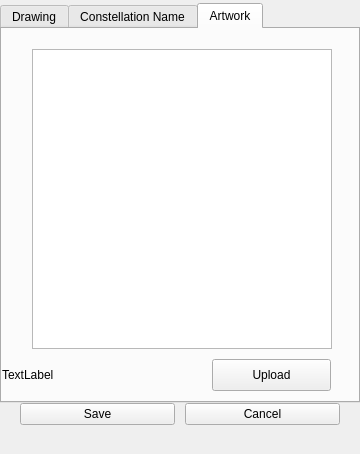
Before: the Qt Designer form plugins/SkyCultureMaker/src/gui/scmConstellationDialog.ui in Integer-Ctrl/stellarium, drawn with Qt 5.
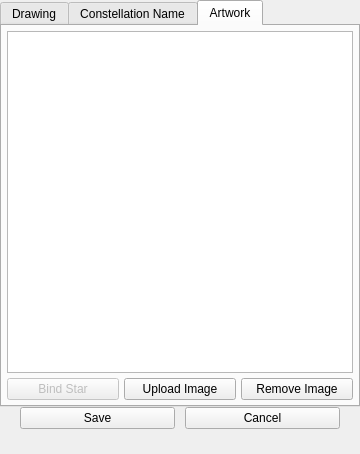
After: the same form once the commit is applied. The open tabs and pages were chosen to show the change. Custom widgets are drawn as their Qt base class.

```diff
--- a/plugins/SkyCultureMaker/src/gui/scmConstellationDialog.ui
+++ b/plugins/SkyCultureMaker/src/gui/scmConstellationDialog.ui
@@ -48,40 +48,10 @@
      </property>
     </widget>
    </item>
-   <item alignment="Qt::AlignTop">
-    <widget class="QFrame" name="Content">
-     <property name="sizePolicy">
-      <sizepolicy hsizetype="Expanding" vsizetype="Expanding">
-       <horstretch>0</horstretch>
-       <verstretch>0</verstretch>
-      </sizepolicy>
-     </property>
-     <property name="frameShape">
-      <enum>QFrame::NoFrame</enum>
-     </property>
-     <layout class="QVBoxLayout" name="verticalLayout_3">
-      <property name="spacing">
-       <number>0</number>
-      </property>
-      <property name="leftMargin">
-       <number>0</number>
-      </property>
-      <property name="topMargin">
-       <number>0</number>
-      </property>
-      <property name="rightMargin">
-       <number>0</number>
-      </property>
-      <property name="bottomMargin">
-       <number>0</number>
-      </property>
       <item>
        <widget class="QTabWidget" name="tabs">
-        <property name="maximumSize">
-         <size>
-          <width>16777215</width>
-          <height>400</height>
-         </size>
+     <property name="autoFillBackground">
+      <bool>false</bool>
         </property>
         <property name="currentIndex">
          <number>1</number>
@@ -282,45 +252,136 @@
          <attribute name="title">
           <string>Artwork</string>
          </attribute>
-         <widget class="QGraphicsView" name="graphicsView">
-          <property name="geometry">
-           <rect>
-            <x>30</x>
-            <y>20</y>
-            <width>300</width>
-            <height>300</height>
-           </rect>
-          </property>
-         </widget>
-         <widget class="QLabel" name="imagePathLabel">
-          <property name="geometry">
-           <rect>
-            <x>0</x>
-            <y>330</y>
-            <width>351</width>
-            <height>31</height>
-           </rect>
-          </property>
+      <layout class="QVBoxLayout" name="verticalLayout_4">
+       <property name="spacing">
+        <number>5</number>
+       </property>
+       <property name="leftMargin">
+        <number>5</number>
+       </property>
+       <property name="topMargin">
+        <number>5</number>
+       </property>
+       <property name="rightMargin">
+        <number>5</number>
+       </property>
+       <property name="bottomMargin">
+        <number>5</number>
+       </property>
+       <item>
+        <widget class="QGraphicsView" name="artwork_image">
+         <property name="cursor" stdset="0">
+          <cursorShape>CrossCursor</cursorShape>
+         </property>
+         <property name="mouseTracking">
+          <bool>true</bool>
+         </property>
+         <property name="frameShape">
+          <enum>QFrame::Shape::StyledPanel</enum>
+         </property>
+         <property name="frameShadow">
+          <enum>QFrame::Shadow::Plain</enum>
+         </property>
+         <property name="verticalScrollBarPolicy">
+          <enum>Qt::ScrollBarPolicy::ScrollBarAlwaysOff</enum>
+         </property>
+         <property name="horizontalScrollBarPolicy">
+          <enum>Qt::ScrollBarPolicy::ScrollBarAlwaysOff</enum>
+         </property>
+         <property name="sizeAdjustPolicy">
+          <enum>QAbstractScrollArea::SizeAdjustPolicy::AdjustIgnored</enum>
+         </property>
+        </widget>
+       </item>
+       <item>
+        <layout class="QHBoxLayout" name="horizontalLayout" stretch="0,0,0">
+         <property name="sizeConstraint">
+          <enum>QLayout::SizeConstraint::SetDefaultConstraint</enum>
+         </property>
+         <property name="leftMargin">
+          <number>0</number>
+         </property>
+         <property name="topMargin">
+          <number>0</number>
+         </property>
+         <property name="rightMargin">
+          <number>0</number>
+         </property>
+         <property name="bottomMargin">
+          <number>0</number>
+         </property>
+         <item>
+          <widget class="QPushButton" name="bind_star">
+           <property name="enabled">
+            <bool>false</bool>
+           </property>
           <property name="text">
-           <string>TextLabel</string>
-          </property>
-         </widget>
-         <widget class="QPushButton" name="uploadBtn">
-          <property name="geometry">
-           <rect>
-            <x>210</x>
-            <y>330</y>
-            <width>119</width>
-            <height>32</height>
-           </rect>
-          </property>
+            <string>Bind Star</string>
+           </property>
+           <property name="checkable">
+            <bool>false</bool>
+           </property>
+           <property name="checked">
+            <bool>false</bool>
+           </property>
+           <property name="autoDefault">
+            <bool>false</bool>
+           </property>
+           <property name="default">
+            <bool>false</bool>
+           </property>
+           <property name="flat">
+            <bool>false</bool>
+           </property>
+          </widget>
+         </item>
+         <item>
+          <widget class="QPushButton" name="upload_image">
+           <property name="text">
+            <string>Upload Image</string>
+           </property>
+          </widget>
+         </item>
+         <item>
+          <widget class="QPushButton" name="remove_image">
           <property name="text">
-           <string>Upload</string>
-          </property>
-         </widget>
+            <string>Remove Image</string>
+           </property>
+          </widget>
+         </item>
+        </layout>
+       </item>
+      </layout>
         </widget>
        </widget>
       </item>
+   <item alignment="Qt::AlignmentFlag::AlignBottom">
+    <widget class="QFrame" name="Content">
+     <property name="sizePolicy">
+      <sizepolicy hsizetype="Expanding" vsizetype="Expanding">
+       <horstretch>0</horstretch>
+       <verstretch>0</verstretch>
+      </sizepolicy>
+     </property>
+     <property name="frameShape">
+      <enum>QFrame::Shape::NoFrame</enum>
+     </property>
+     <layout class="QVBoxLayout" name="verticalLayout_3">
+      <property name="spacing">
+       <number>0</number>
+      </property>
+      <property name="leftMargin">
+       <number>0</number>
+      </property>
+      <property name="topMargin">
+       <number>0</number>
+      </property>
+      <property name="rightMargin">
+       <number>0</number>
+      </property>
+      <property name="bottomMargin">
+       <number>0</number>
+      </property>
       <item>
        <layout class="QHBoxLayout" name="bottomBtnLayout">
         <property name="spacing">
@@ -363,7 +424,6 @@
          <widget class="QLabel" name="infoLbl">
           <property name="font">
            <font>
-            <weight>75</weight>
             <bold>true</bold>
            </font>
           </property>
```
Left out of the diff: 38 changed lines with no effect on the pictures. Lines whose indentation alone changed are shown as unchanged.
